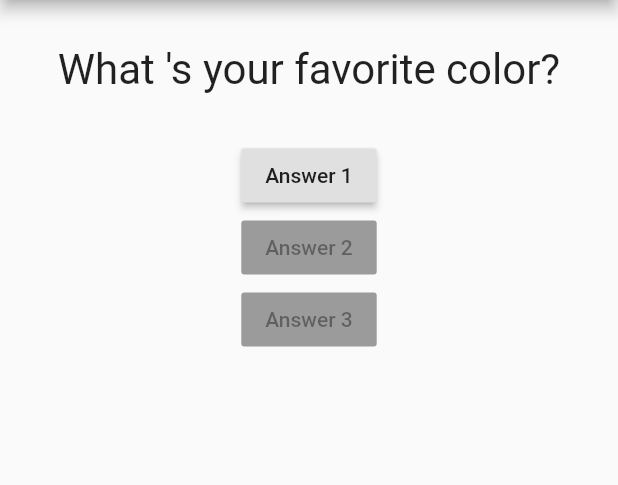
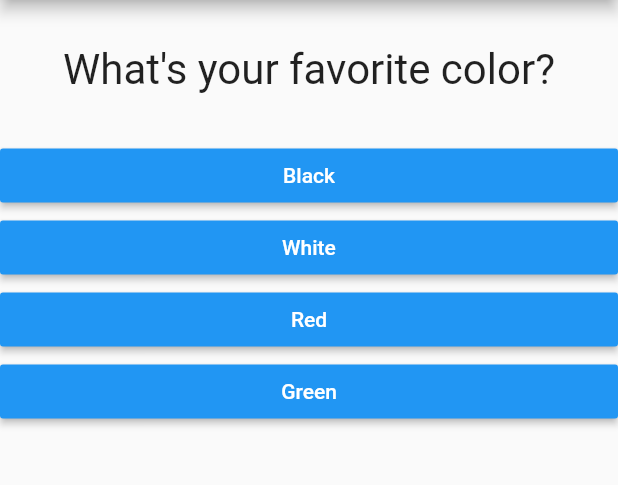
Before and after one commit to luohao122/quiz-app-flutter, a Flutter app: the screen it shows after launch, on a phone screen of 412 x 824 dp, the part 84-569 px from its top. Run offline on Flutter 3.47's test engine with Material 2 defaults, Android fonts, the phone set to English and light mode, and no system bars.

Commit message:
quiz-app done

```diff
--- /dev/null
+++ b/lib/answer.dart
@@ -0,0 +1,21 @@
+import 'package:flutter/material.dart';
+
+class Answer extends StatelessWidget {
+  final Function selectHandler;
+  final String answerText;
+
+  Answer(this.selectHandler, this.answerText);
+
+  @override
+  Widget build(BuildContext context) {
+    return Container(
+      width: double.infinity,
+      child: RaisedButton(
+        color: Colors.blue,
+        textColor: Colors.white,
+        child: Text(answerText),
+        onPressed: selectHandler,
+      ),
+    );
+  }
+}
--- a/lib/main.dart
+++ b/lib/main.dart
@@ -1,6 +1,7 @@
 import 'package:flutter/material.dart';
 
-import './question.dart';
+import './quiz.dart';
+import './result.dart';
 
 // void main() {
 //   runApp(QuizApp());
@@ -17,44 +18,68 @@ class QuizApp extends StatefulWidget {
 }
 
 class _QuizAppState extends State<QuizApp> {
+  final _questions = const [
+    {
+      'questionText': 'What\'s your favorite color?',
+      'answers': [
+        {'text': 'Black', 'score': 10},
+        {'text': 'White', 'score': 1},
+        {'text': 'Red', 'score': 5},
+        {'text': 'Green', 'score': 3}
+      ]
+    },
+    {
+      'questionText': 'What\'s your favorite animal?',
+      'answers': [
+        {'text': 'Shark', 'score': 10},
+        {'text': 'Dolphin', 'score': 3},
+        {'text': 'Elephant', 'score': 2},
+        {'text': 'Tiger', 'score': 5}
+      ]
+    },
+    {
+      'questionText': 'Who\'s your favorite hero?',
+      'answers': [
+        {'text': 'Arrow', 'score': 10},
+        {'text': 'The Flash', 'score': 5},
+        {'text': 'Superman', 'score': 2},
+        {'text': 'Batman', 'score': 8}
+      ]
+    },
+  ];
   var _questionIndex = 0;
+  var _totalScore = 0;
 
-  void _answerQuestion() {
+  void _resetQuiz() {
+    setState(() {
+      _questionIndex = 0;
+      _totalScore = 0;
+    });
+  }
+
+  void _answerQuestion(int score) {
+    _totalScore += score;
+
     setState(() {
       _questionIndex = _questionIndex + 1;
     });
+    if (_questionIndex < _questions.length) {}
   }
 
   @override
   Widget build(BuildContext context) {
-    var questions = [
-      'What \'s your favorite color?',
-      'What \'s your favorite animal'
-    ];
     return MaterialApp(
       home: Scaffold(
         appBar: AppBar(
           title: Text('Quiz App'),
         ),
-        body: Column(
-          children: [
-            Question(
-              questions[_questionIndex],
-            ),
-            RaisedButton(
-              child: Text('Answer 1'),
-              onPressed: _answerQuestion,
-            ),
-            RaisedButton(
-              child: Text('Answer 2'),
-              onPressed: null,
-            ),
-            RaisedButton(
-              child: Text('Answer 3'),
-              onPressed: null,
-            ),
-          ],
-        ),
+        body: _questionIndex < _questions.length
+            ? Quiz(
+                answerQuestion: _answerQuestion,
+                questionIndex: _questionIndex,
+                questions: _questions,
+              )
+            : Result(_totalScore, _resetQuiz),
       ),
     );
   }
--- /dev/null
+++ b/lib/quiz.dart
@@ -0,0 +1,30 @@
+import 'package:flutter/material.dart';
+
+import './question.dart';
+import './answer.dart';
+
+class Quiz extends StatelessWidget {
+  final List<Map<String, Object>> questions;
+  final int questionIndex;
+  final Function answerQuestion;
+
+  Quiz(
+      {@required this.questions,
+      @required this.answerQuestion,
+      @required this.questionIndex});
+
+  @override
+  Widget build(BuildContext context) {
+    return Column(
+      children: [
+        Question(
+          questions[questionIndex]['questionText'],
+        ),
+        ...(questions[questionIndex]['answers'] as List<Map<String, Object>>)
+            .map((answer) {
+          return Answer(() => answerQuestion(answer['score']), answer['text']);
+        }).toList()
+      ],
+    );
+  }
+}
```
Also changed, not shown: lib/result.dart (added, +42 -0 lines).
